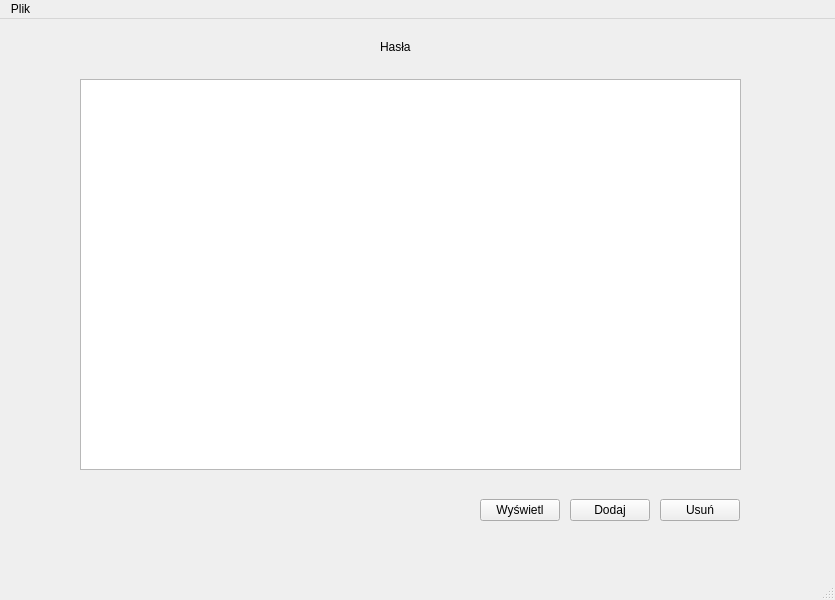
The window that gui/PyQt/ui/unlocked_window.ui (Kepins/Projects-ScriptingLanguages) describes before a commit, drawn with Qt 5.
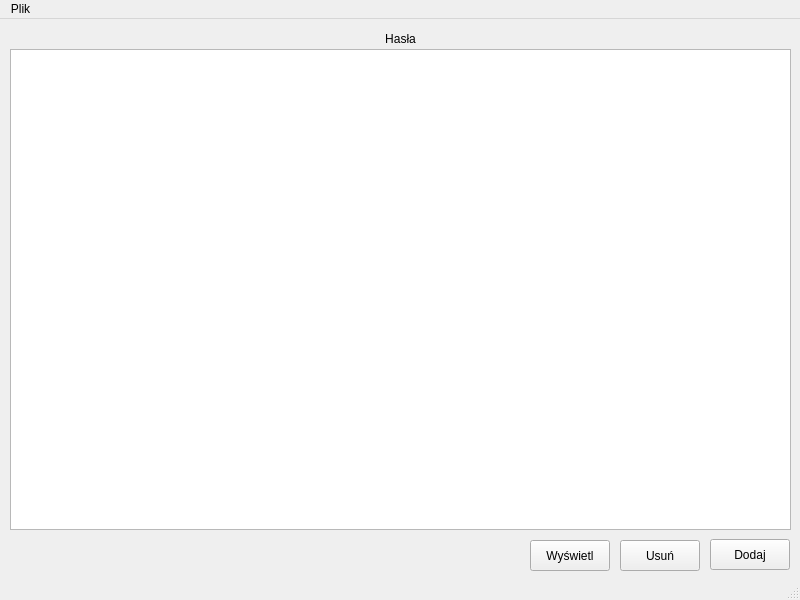
The same window after the commit.

Diff of the .ui file:
```diff
--- a/gui/PyQt/ui/unlocked_window.ui
+++ b/gui/PyQt/ui/unlocked_window.ui
@@ -6,7 +6,7 @@
    <rect>
     <x>0</x>
     <y>0</y>
-    <width>835</width>
+    <width>800</width>
     <height>600</height>
    </rect>
   </property>
@@ -17,33 +17,36 @@
    <widget class="QLabel" name="label">
     <property name="geometry">
      <rect>
-      <x>380</x>
-      <y>20</y>
-      <width>51</width>
-      <height>16</height>
+      <x>10</x>
+      <y>10</y>
+      <width>781</width>
+      <height>20</height>
      </rect>
     </property>
     <property name="text">
      <string>Hasła</string>
     </property>
+    <property name="alignment">
+     <set>Qt::AlignCenter</set>
+    </property>
    </widget>
    <widget class="QTableWidget" name="tableWidget">
     <property name="geometry">
      <rect>
-      <x>80</x>
-      <y>60</y>
-      <width>661</width>
-      <height>391</height>
+      <x>10</x>
+      <y>30</y>
+      <width>781</width>
+      <height>481</height>
      </rect>
     </property>
    </widget>
    <widget class="QPushButton" name="add_button">
     <property name="geometry">
      <rect>
-      <x>570</x>
-      <y>480</y>
+      <x>710</x>
+      <y>520</y>
       <width>80</width>
-      <height>22</height>
+      <height>31</height>
      </rect>
     </property>
     <property name="text">
@@ -53,10 +56,10 @@
    <widget class="QPushButton" name="remove_button">
     <property name="geometry">
      <rect>
-      <x>660</x>
-      <y>480</y>
+      <x>620</x>
+      <y>521</y>
       <width>80</width>
-      <height>22</height>
+      <height>31</height>
      </rect>
     </property>
     <property name="text">
@@ -66,10 +69,10 @@
    <widget class="QPushButton" name="show_button">
     <property name="geometry">
      <rect>
-      <x>480</x>
-      <y>480</y>
+      <x>530</x>
+      <y>521</y>
       <width>80</width>
-      <height>22</height>
+      <height>31</height>
      </rect>
     </property>
     <property name="text">
@@ -82,7 +85,7 @@
     <rect>
      <x>0</x>
      <y>0</y>
-     <width>835</width>
+     <width>800</width>
      <height>19</height>
     </rect>
    </property>
```
